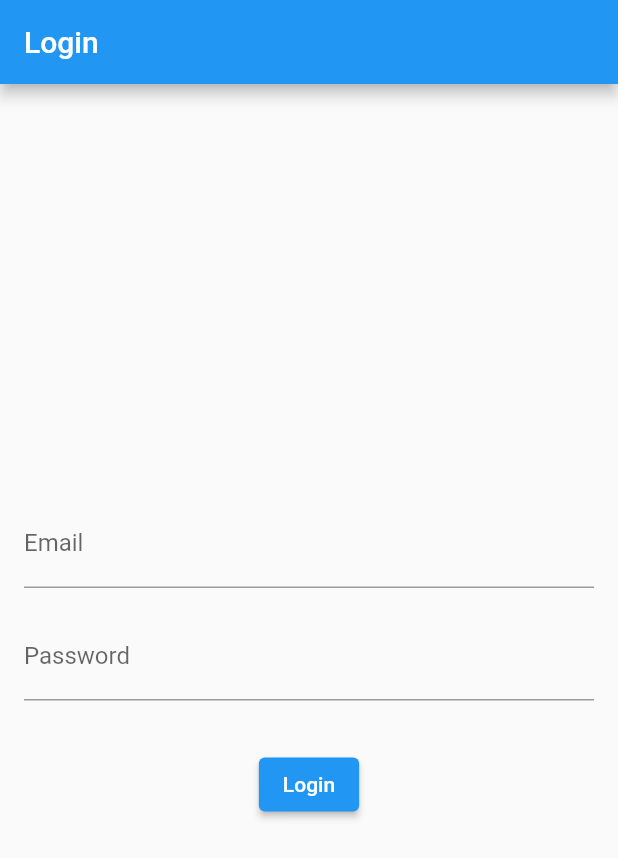
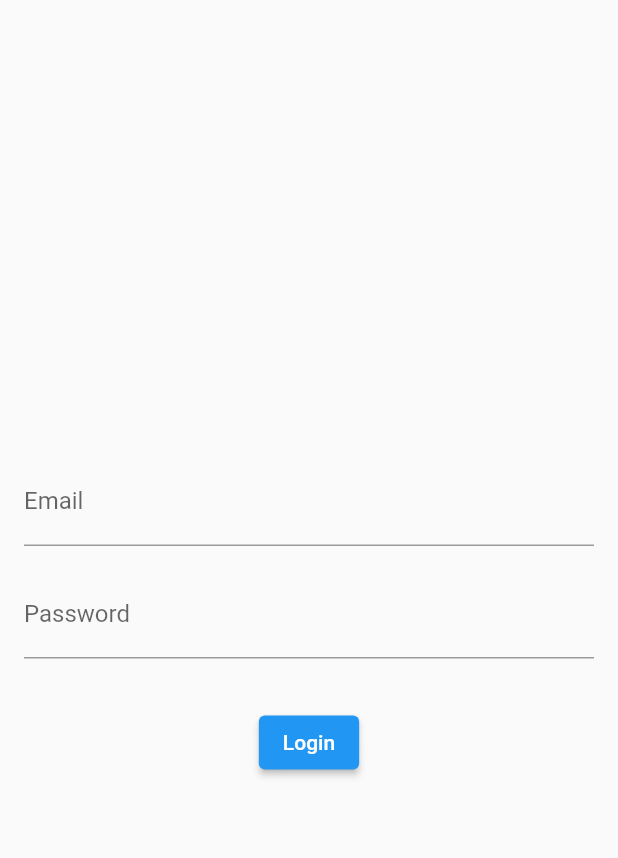
Before and after one commit to raghavagr2024/shshacks23, a Flutter app: the LoginScreen screen opened directly, on a phone screen of 412 x 824 dp. Shown: the top 858 px of the screen. Run offline on Flutter 3.47's test engine with Material 2 defaults, Android fonts, the light colour scheme and no system bars; our stand-ins replace firebase_auth, firebase_core; accounts and stored records are empty.

Commit message:
cleaned up any problems

```diff
--- a/lib/login.dart
+++ b/lib/LoginPage.dart
@@ -14,9 +14,6 @@ class _LoginScreenState extends State<LoginScreen> {
   @override
   Widget build(BuildContext context) {
     return Scaffold(
-      appBar: AppBar(
-        title: Text('Login'),
-      ),
       body: Padding(
         padding: const EdgeInsets.all(16.0),
         child: Column(
--- a/lib/main.dart
+++ b/lib/main.dart
@@ -1,7 +1,7 @@
 import 'package:firebase_core/firebase_core.dart';
 import 'package:flutter/material.dart';
 import 'FirstPage.dart';
-import 'login.dart';
+import 'LoginPage.dart';
 
 Future<void> main() async {
   WidgetsFlutterBinding.ensureInitialized();
@@ -17,8 +17,7 @@ class MyApp extends StatelessWidget {
 
     return MaterialApp(
       home: Scaffold(
-          appBar: AppBar(backgroundColor: Colors.transparent, elevation: 0.0,),
-          body: LoginScreen()
+          body: FirstPage()
       ),
     );
 
```
Also changed, not shown: lib/FirstPage.dart (+7 -1 lines), pubspec.lock.
